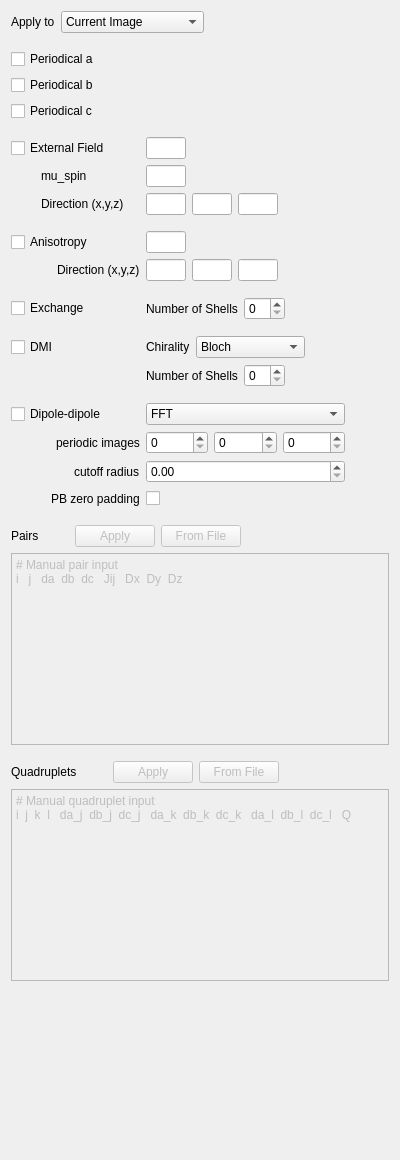
Qt form ui-cpp/ui/HamiltonianHeisenbergWidget.ui (spirit-code/spirit) before a commit.
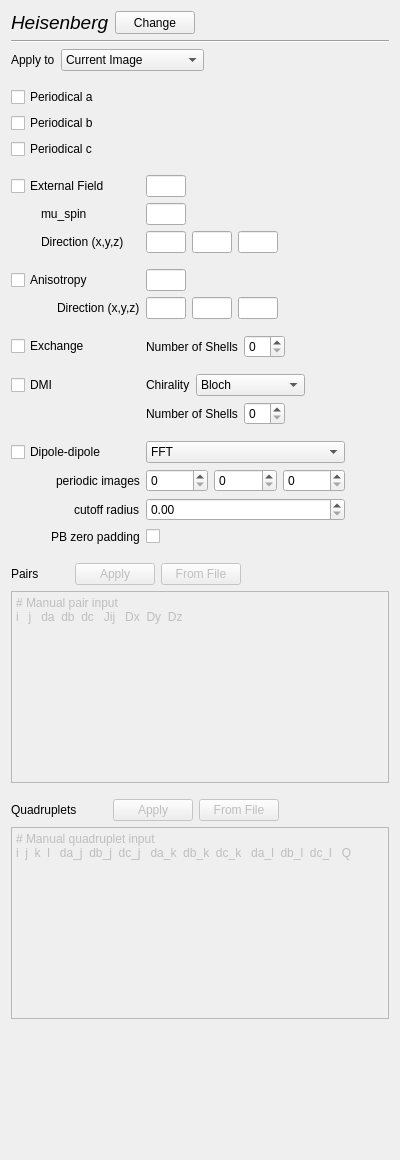
The same form after that commit.

Diff of the .ui file:
```diff
--- a/ui-cpp/ui/HamiltonianHeisenbergWidget.ui
+++ b/ui-cpp/ui/HamiltonianHeisenbergWidget.ui
@@ -27,8 +27,8 @@
        <rect>
         <x>0</x>
         <y>0</y>
-        <width>376</width>
-        <height>1136</height>
+        <width>382</width>
+        <height>1100</height>
        </rect>
       </property>
       <layout class="QGridLayout" name="gridLayout_29">
@@ -920,6 +920,56 @@
      </widget>
     </widget>
    </item>
+   <item row="2" column="2">
+    <widget class="Line" name="line">
+     <property name="orientation">
+      <enum>Qt::Horizontal</enum>
+     </property>
+    </widget>
+   </item>
+   <item row="1" column="2">
+    <layout class="QGridLayout" name="gridLayout_10">
+     <item row="0" column="2">
+      <spacer name="horizontalSpacer_11">
+       <property name="orientation">
+        <enum>Qt::Horizontal</enum>
+       </property>
+       <property name="sizeHint" stdset="0">
+        <size>
+         <width>40</width>
+         <height>20</height>
+        </size>
+       </property>
+      </spacer>
+     </item>
+     <item row="0" column="0">
+      <widget class="QLabel" name="label_9">
+       <property name="font">
+        <font>
+         <pointsize>14</pointsize>
+         <italic>true</italic>
+        </font>
+       </property>
+       <property name="text">
+        <string>Heisenberg</string>
+       </property>
+      </widget>
+     </item>
+     <item row="0" column="1">
+      <widget class="QPushButton" name="pushButton_changeHamiltonian">
+       <property name="maximumSize">
+        <size>
+         <width>16777215</width>
+         <height>25</height>
+        </size>
+       </property>
+       <property name="text">
+        <string>Change</string>
+       </property>
+      </widget>
+     </item>
+    </layout>
+   </item>
   </layout>
  </widget>
  <tabstops>
```
